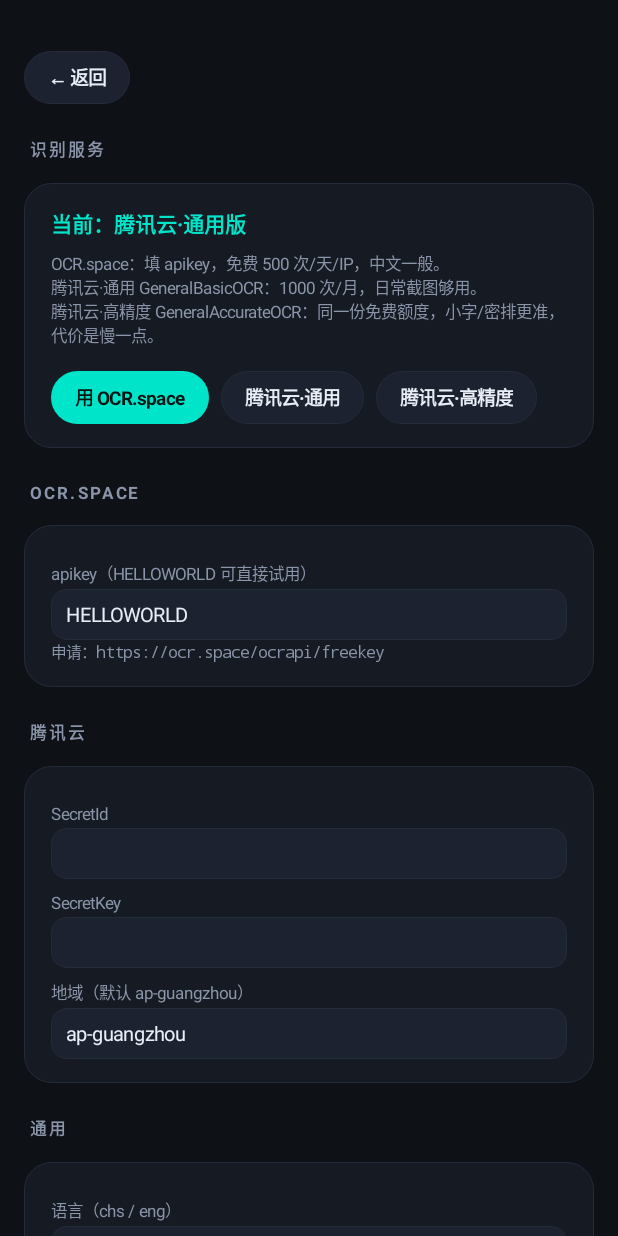
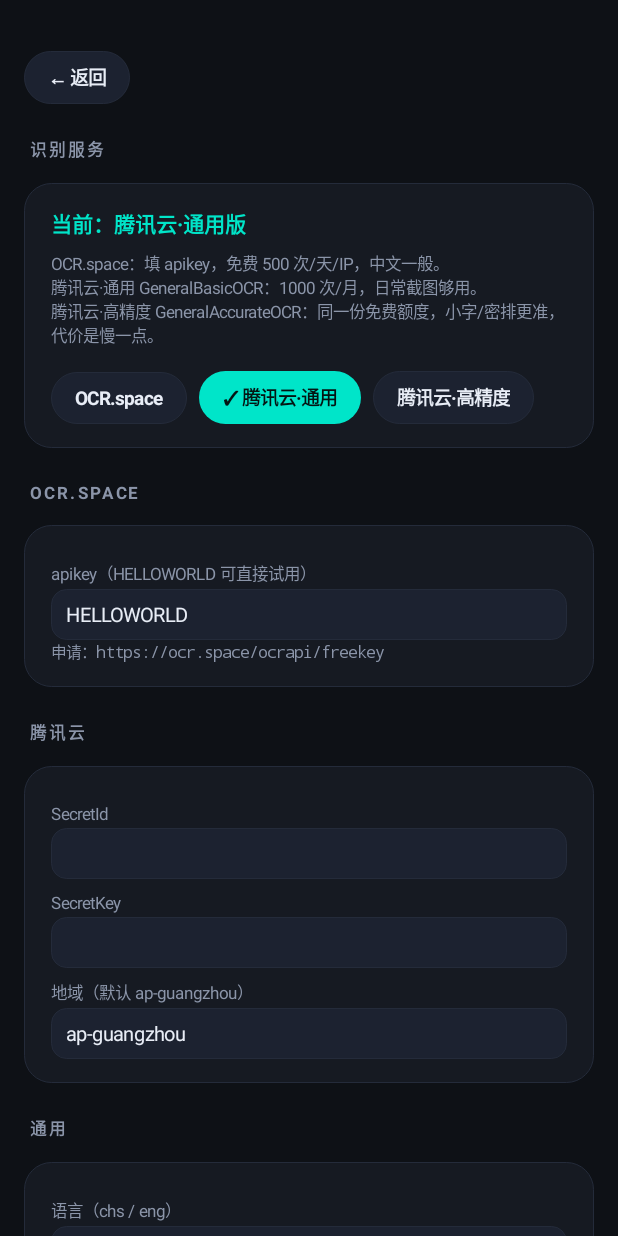
Before and after one commit to Haven-Lv/screenshot-ocr, an Android app: the SettingsActivity screen opened directly, with no data from a screen before it, after a tap on "腾讯云·通用", on a phone screen of 412 x 824 dp. Run offline under Robolectric (Android 15) with nearby library versions, the phone set to English and light mode, and no system bars; pictures from the network do not load; 1 other tap on this screen came first.

Commit message:
fix(settings): provider 按钮高亮跟随当前选择（v1.1.9）
- Ui.setButtonActive(): 统一选中态样式
- SettingsActivity.renderProvider(): 按 cfg.provider 刷新三个按钮，选中实心 + ✓ 前缀
- 修复 'OCR.space' 按钮写死 primary 导致永远高亮

```diff
--- a/app/src/main/java/cn/yg/ocrshare/SettingsActivity.java
+++ b/app/src/main/java/cn/yg/ocrshare/SettingsActivity.java
@@ -13,6 +13,9 @@ import android.widget.Toast;
 public class SettingsActivity extends Activity {
     private Cfg cfg;
     private TextView providerView;
+    private TextView btnSpace;
+    private TextView btnTc;
+    private TextView btnAcc;
     private EditText ocrKey;
     private EditText tcId;
     private EditText tcKey;
@@ -49,24 +52,24 @@ public class SettingsActivity extends Activity {
         pCard.addView(hint);
         LinearLayout pRow = new LinearLayout(this);
         pRow.setOrientation(LinearLayout.HORIZONTAL);
-        TextView useSpace = Ui.button(this, "用 OCR.space", true);
-        useSpace.setOnClickListener(v -> {
+        btnSpace = Ui.button(this, "OCR.space", false);
+        btnSpace.setOnClickListener(v -> {
             cfg.provider = Cfg.PROVIDER_OCRSPACE;
             renderProvider();
         });
-        TextView useTc = Ui.button(this, "腾讯云·通用", false);
-        useTc.setOnClickListener(v -> {
+        btnTc = Ui.button(this, "腾讯云·通用", false);
+        btnTc.setOnClickListener(v -> {
             cfg.provider = Cfg.PROVIDER_TENCENT;
             renderProvider();
         });
-        TextView useAcc = Ui.button(this, "腾讯云·高精度", false);
-        useAcc.setOnClickListener(v -> {
+        btnAcc = Ui.button(this, "腾讯云·高精度", false);
+        btnAcc.setOnClickListener(v -> {
             cfg.provider = Cfg.PROVIDER_TENCENT_ACC;
             renderProvider();
         });
-        pRow.addView(useSpace);
-        pRow.addView(useTc);
-        pRow.addView(useAcc);
+        pRow.addView(btnSpace);
+        pRow.addView(btnTc);
+        pRow.addView(btnAcc);
         pCard.addView(pRow);
         box.addView(pCard);
 
@@ -115,10 +118,22 @@ public class SettingsActivity extends Activity {
 
     private void renderProvider() {
         providerView.setText("当前：" + cfg.providerName());
-        if (cfg.provider != Cfg.PROVIDER_OCRSPACE) {
-            providerView.setTextColor(Ui.ACCENT);
-        } else {
-            providerView.setTextColor(Ui.WARN);
+        providerView.setTextColor(Ui.ACCENT);
+        // 选中哪个，哪个高亮并打勾；其余保持描边
+        boolean space = cfg.provider == Cfg.PROVIDER_OCRSPACE;
+        boolean tc = cfg.provider == Cfg.PROVIDER_TENCENT;
+        boolean acc = cfg.provider == Cfg.PROVIDER_TENCENT_ACC;
+        Ui.setButtonActive(this, btnSpace, space);
+        Ui.setButtonActive(this, btnTc, tc);
+        Ui.setButtonActive(this, btnAcc, acc);
+        if (btnSpace != null) {
+            btnSpace.setText(space ? "✓ OCR.space" : "OCR.space");
+        }
+        if (btnTc != null) {
+            btnTc.setText(tc ? "✓ 腾讯云·通用" : "腾讯云·通用");
+        }
+        if (btnAcc != null) {
+            btnAcc.setText(acc ? "✓ 腾讯云·高精度" : "腾讯云·高精度");
         }
     }
 
--- a/app/src/main/java/cn/yg/ocrshare/Ui.java
+++ b/app/src/main/java/cn/yg/ocrshare/Ui.java
@@ -85,6 +85,20 @@ final class Ui {
         return tv;
     }
 
+    /** 切换按钮的选中态：选中=实心强调色，未选中=描边。 */
+    static void setButtonActive(Context c, TextView tv, boolean active) {
+        if (tv == null) {
+            return;
+        }
+        if (active) {
+            tv.setTextColor(Color.parseColor("#041513"));
+            tv.setBackground(round(c, ACCENT, Color.TRANSPARENT, 22f));
+        } else {
+            tv.setTextColor(TEXT);
+            tv.setBackground(round(c, CARD_ALT, LINE, 22f));
+        }
+    }
+
     static TextView button(Context c, String s, boolean primary) {
         TextView tv = text(c, s, 12.5f, primary ? Color.parseColor("#041513") : TEXT, false, true);
         tv.setGravity(Gravity.CENTER);
```
Also changed, not shown: 3 other files.
